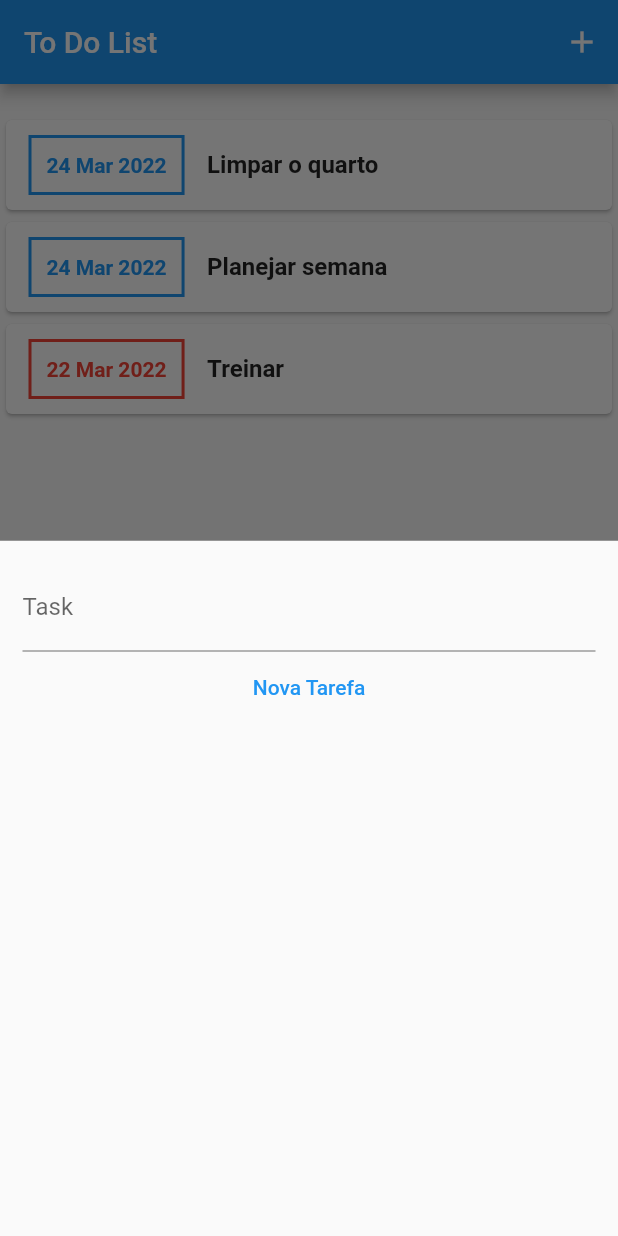
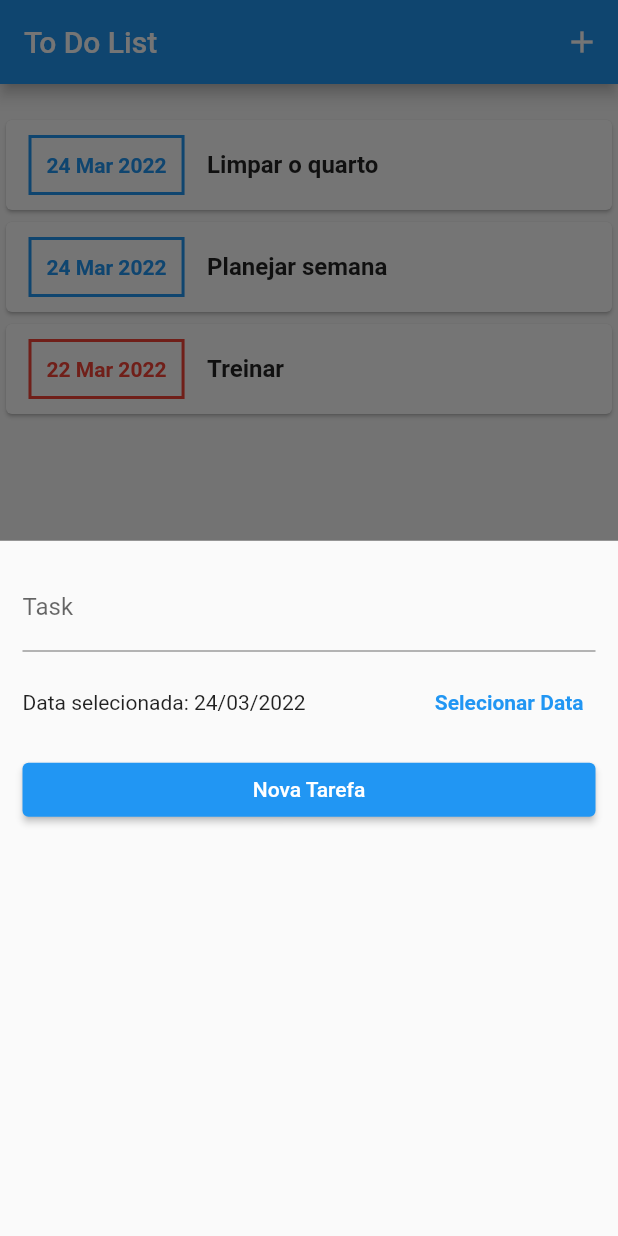
Before and after one commit to jeanmmlima/flutter-guide, a Flutter app: the screen it shows after launch, after a tap on the "add" icon, on a phone screen of 412 x 824 dp. Run offline on Flutter 3.47's test engine with Material 2 defaults, Android fonts, the phone set to English and light mode, and no system bars.

Commit message:
datepicker ok

```diff
--- a/f4_todolist/lib/components/task_form.dart
+++ b/f4_todolist/lib/components/task_form.dart
@@ -1,8 +1,11 @@
+import 'dart:ui';
+
 import 'package:flutter/material.dart';
+import 'package:intl/intl.dart';
 
 class TaskForm extends StatefulWidget {
   //1. declarar funcao para comunicacao indireta
-  final void Function(String) onSubmit;
+  final void Function(String, DateTime) onSubmit;
 
   TaskForm(this.onSubmit);
 
@@ -13,6 +16,8 @@ class TaskForm extends StatefulWidget {
 class _TaskFormState extends State<TaskForm> {
   final _titleController = TextEditingController();
 
+  DateTime _selectedDate = DateTime.now();
+
   _submitForm() {
     final title = _titleController.text;
 
@@ -20,7 +25,24 @@ class _TaskFormState extends State<TaskForm> {
     if (title.isEmpty) {
       return;
     }
-    widget.onSubmit(title);
+    widget.onSubmit(title, _selectedDate);
+  }
+
+  _showDatePicker() {
+    showDatePicker(
+            context: context,
+            initialDate: DateTime.now(),
+            firstDate: DateTime.now(),
+            lastDate: DateTime(2023))
+        .then((pickedDate) {
+      //chamada no futuro
+      if (pickedDate == null) {
+        return;
+      }
+      setState(() {
+        _selectedDate = pickedDate;
+      });
+    });
   }
 
   @override
@@ -34,7 +56,26 @@ class _TaskFormState extends State<TaskForm> {
             controller: _titleController,
             decoration: InputDecoration(labelText: 'Task'),
           ),
-          TextButton(
+          Container(
+            child: Padding(
+              padding: const EdgeInsets.fromLTRB(0, 10, 0, 10),
+              child: Row(children: <Widget>[
+                Expanded(
+                  child: Text(_selectedDate == null
+                      ? 'Nenhuma data selecionada'
+                      : 'Data selecionada: ${DateFormat('dd/MM/y').format(_selectedDate)}'),
+                ),
+                TextButton(
+                    //style: TextButton.styleFrom(primary: Colors.blue),
+                    onPressed: _showDatePicker,
+                    child: Text(
+                      'Selecionar Data',
+                      style: TextStyle(fontWeight: FontWeight.bold),
+                    ))
+              ]),
+            ),
+          ),
+          ElevatedButton(
             //comentar erro se digitar _newTask()
             onPressed: _submitForm,
             child: Text('Nova Tarefa'),
--- a/f4_todolist/lib/components/task_list.dart
+++ b/f4_todolist/lib/components/task_list.dart
@@ -48,13 +48,13 @@ class TaskList extends StatelessWidget {
                           decoration: BoxDecoration(
                             border: Border.all(
                               width: 2,
-                              color: task.date.day == DateTime.now().day
+                              color: task.date.day >= DateTime.now().day
                                   ? Colors.blue
                                   : Colors.red,
                             ),
                           ),
                           child: Text(DateFormat('d MMM y').format(task.date),
-                              style: task.date.day == DateTime.now().day
+                              style: task.date.day >= DateTime.now().day
                                   ? TextStyle(
                                       fontSize: 14,
                                       fontWeight: FontWeight.bold,
```
Also changed, not shown: f4_todolist/lib/main.dart (+3 -5 lines).
